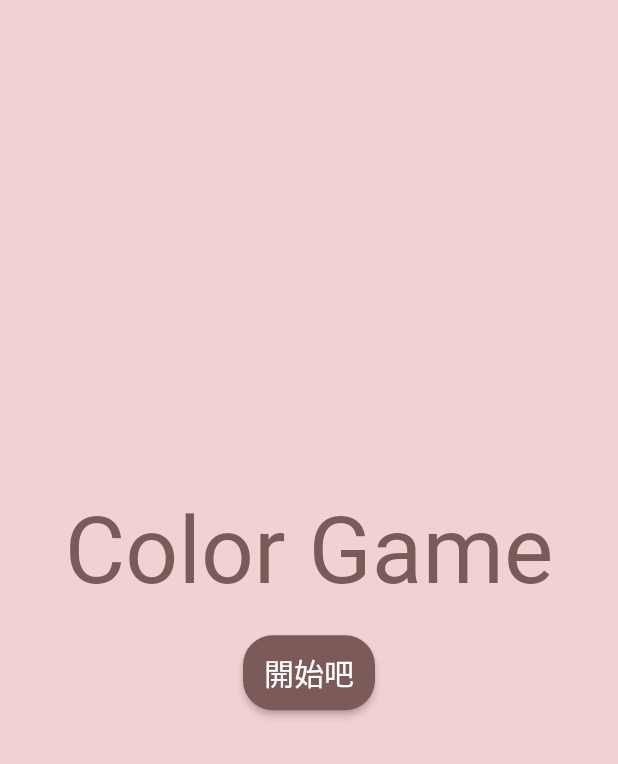
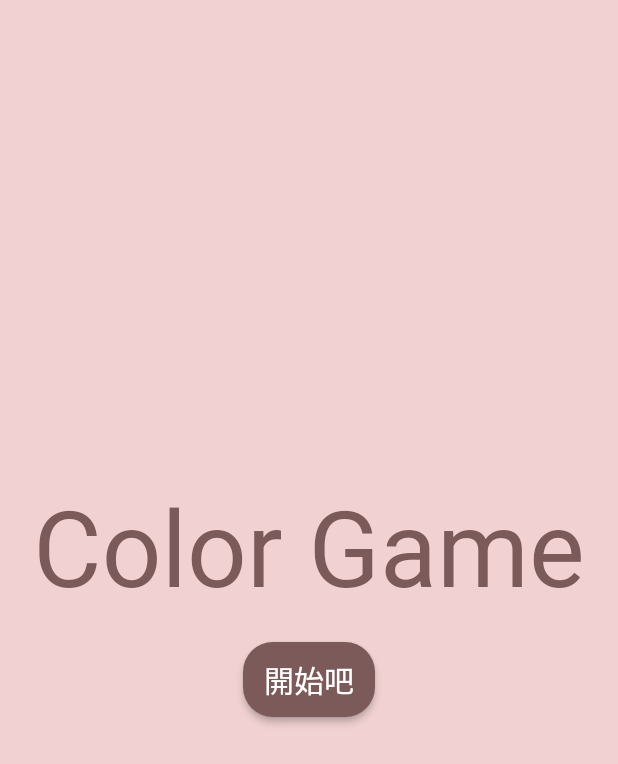
Before and after one commit to wu-yi-ting/ColorGame, a Flutter app: the screen it shows after launch, on a phone screen of 412 x 824 dp. Shown: the top 764 px of the screen. Run offline on Flutter 3.47's test engine with Material 2 defaults, Android fonts, the phone set to English and light mode, and no system bars; drawn by our look-alikes of auto_size_text; our stand-ins replace animated_text_kit; missing offline and left inert: countdown_flutter.

Commit message:
修改比例

```diff
--- a/lib/main.dart
+++ b/lib/main.dart
@@ -1,3 +1,4 @@
+import 'package:animated_text_kit/animated_text_kit.dart';
 import 'package:auto_size_text/auto_size_text.dart';
 import 'package:flutter/material.dart';
 import 'package:provider/provider.dart';
@@ -55,7 +56,7 @@ class _MyHomePageState extends State<MyHomePage> {
           mainAxisAlignment: MainAxisAlignment.center,
           children: <Widget>[
             Container(
-              width: (MediaQuery.of(context).size.width) * 0.8,
+              width: (MediaQuery.of(context).size.width) * 0.9,
               child: Center(
                 child: AutoSizeText(
                   "Color Game",
```
